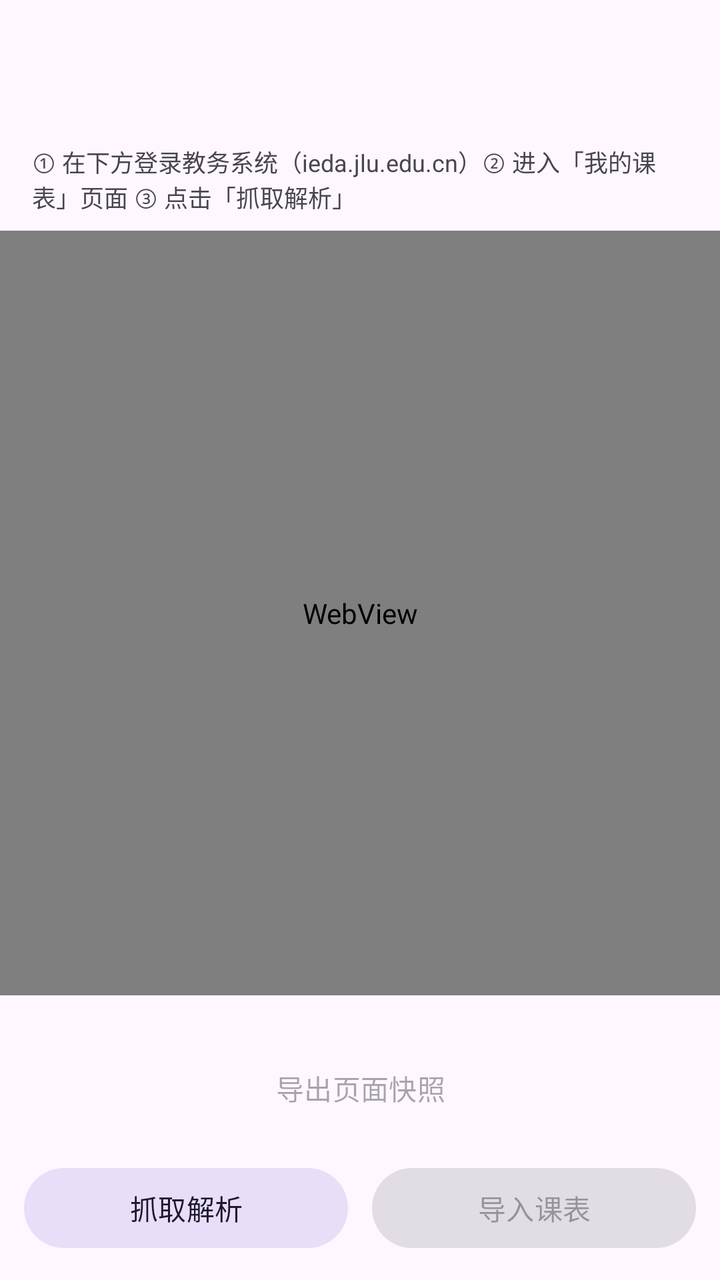
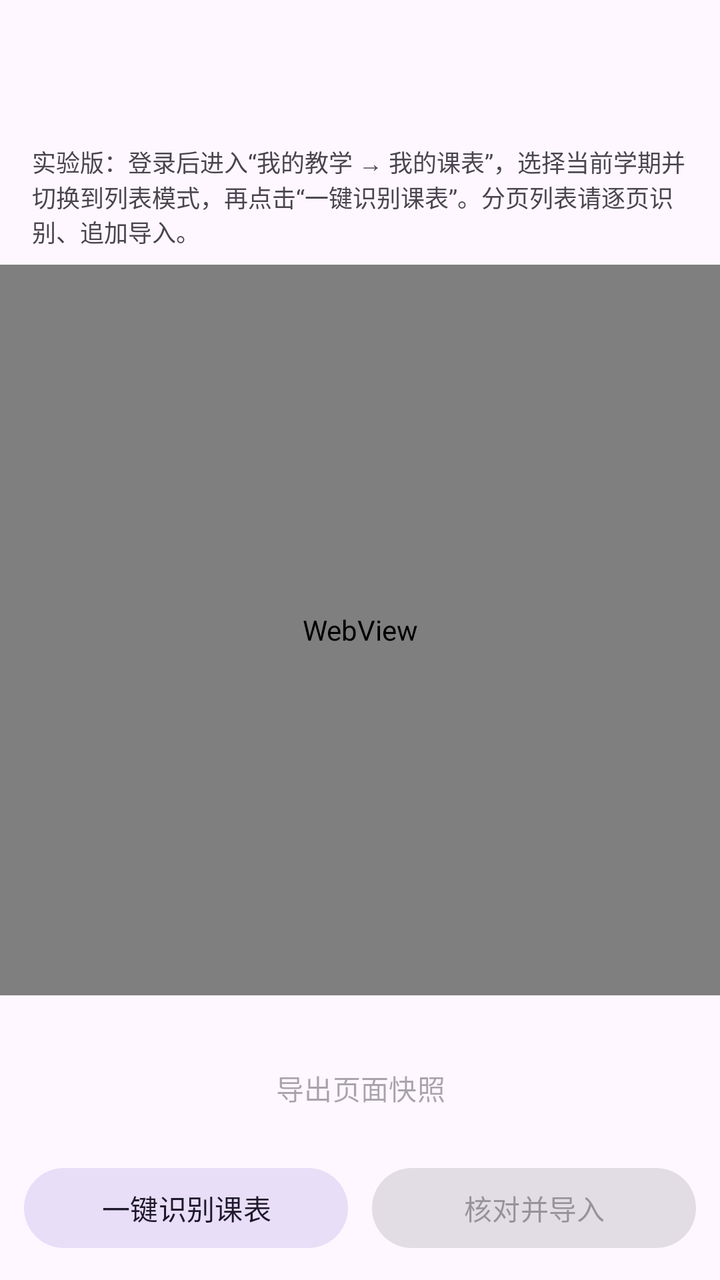

Two renders of the same Android screen: before a commit and after it. Below are the layout's source before the change and the commit's diff.
<!-- AndroidManifest.xml: application theme Theme.ClassSchedule -->
<!-- res/layout/activity_import.xml -->
<?xml version="1.0" encoding="utf-8"?>
<LinearLayout xmlns:android="http://schemas.android.com/apk/res/android"
    xmlns:app="http://schemas.android.com/apk/res-auto"
    android:layout_width="match_parent"
    android:layout_height="match_parent"
    android:orientation="vertical">

    <com.google.android.material.appbar.AppBarLayout
        android:layout_width="match_parent"
        android:layout_height="wrap_content"
        android:fitsSystemWindows="true">

        <com.google.android.material.appbar.MaterialToolbar
            android:id="@+id/import_toolbar"
            android:layout_width="match_parent"
            android:layout_height="?attr/actionBarSize"
            android:navigationIcon="?attr/homeAsUpIndicator"
            android:title="@string/import_title" />
    </com.google.android.material.appbar.AppBarLayout>

    <TextView
        android:layout_width="match_parent"
        android:layout_height="wrap_content"
        android:paddingStart="16dp"
        android:paddingEnd="16dp"
        android:paddingTop="8dp"
        android:paddingBottom="8dp"
        android:text="@string/import_hint"
        android:textColor="?attr/colorOnSurfaceVariant"
        android:textSize="12sp" />

    <WebView
        android:id="@+id/import_webview"
        android:layout_width="match_parent"
        android:layout_height="0dp"
        android:layout_weight="1" />

    <TextView
        android:id="@+id/import_status"
        android:layout_width="match_parent"
        android:layout_height="wrap_content"
        android:paddingStart="16dp"
        android:paddingEnd="16dp"
        android:paddingTop="6dp"
        android:textColor="?attr/colorOnSurfaceVariant"
        android:textSize="12sp" />

    <com.google.android.material.button.MaterialButton
        android:id="@+id/btn_import_snapshot"
        style="@style/Widget.Material3.Button.TextButton"
        android:layout_width="match_parent"
        android:layout_height="wrap_content"
        android:layout_marginStart="12dp"
        android:layout_marginEnd="12dp"
        android:enabled="false"
        android:text="@string/import_export_snapshot" />

    <LinearLayout
        android:layout_width="match_parent"
        android:layout_height="wrap_content"
        android:orientation="horizontal"
        android:padding="12dp">

        <com.google.android.material.button.MaterialButton
            android:id="@+id/btn_import_parse"
            style="@style/Widget.Material3.Button.TonalButton"
            android:layout_width="0dp"
            android:layout_height="wrap_content"
            android:layout_weight="1"
            android:text="@string/import_action_parse" />

        <com.google.android.material.button.MaterialButton
            android:id="@+id/btn_import_apply"
            android:layout_width="0dp"
            android:layout_height="wrap_content"
            android:layout_marginStart="12dp"
            android:layout_weight="1"
            android:enabled="false"
            android:text="@string/import_action_apply" />
    </LinearLayout>
</LinearLayout>
<!-- resources referenced by this layout -->
<resources>
  <string name="import_action_apply">导入课表</string>
  <string name="import_action_parse">抓取解析</string>
  <string name="import_export_snapshot">导出页面快照</string>
  <string name="import_hint">① 在下方登录教务系统（ieda.jlu.edu.cn）② 进入「我的课表」页面 ③ 点击「抓取解析」</string>
  <string name="import_title">从教务导入</string>
  <style name="Theme.ClassSchedule" parent="Theme.Material3.DayNight.NoActionBar" />
</resources>

<!-- the commit's change to res/layout/activity_import.xml (unified diff, before → after) -->
@@ -25,7 +25,7 @@
         android:paddingEnd="16dp"
         android:paddingTop="8dp"
         android:paddingBottom="8dp"
-        android:text="@string/import_hint"
+        android:text="@string/import_instructions"
         android:textColor="?attr/colorOnSurfaceVariant"
         android:textSize="12sp" />
 
@@ -42,6 +42,8 @@
         android:paddingStart="16dp"
         android:paddingEnd="16dp"
         android:paddingTop="6dp"
+        android:maxLines="5"
+        android:ellipsize="end"
         android:textColor="?attr/colorOnSurfaceVariant"
         android:textSize="12sp" />
 
@@ -67,7 +69,7 @@
             android:layout_width="0dp"
             android:layout_height="wrap_content"
             android:layout_weight="1"
-            android:text="@string/import_action_parse" />
+            android:text="@string/import_recognize" />
 
         <com.google.android.material.button.MaterialButton
             android:id="@+id/btn_import_apply"
@@ -76,6 +78,6 @@
             android:layout_marginStart="12dp"
             android:layout_weight="1"
             android:enabled="false"
-            android:text="@string/import_action_apply" />
+            android:text="@string/import_review" />
     </LinearLayout>
 </LinearLayout>
<!-- resource entries referenced after the edit -->
@@ -1,9 +1,9 @@
 <!-- resources referenced by this layout -->
 <resources>
-  <string name="import_action_apply">导入课表</string>
-  <string name="import_action_parse">抓取解析</string>
   <string name="import_export_snapshot">导出页面快照</string>
-  <string name="import_hint">① 在下方登录教务系统（ieda.jlu.edu.cn）② 进入「我的课表」页面 ③ 点击「抓取解析」</string>
+  <string name="import_instructions">实验版：登录后进入“我的教学 → 我的课表”，选择当前学期并切换到列表模式，再点击“一键识别课表”。分页列表请逐页识别、追加导入。</string>
+  <string name="import_recognize">一键识别课表</string>
+  <string name="import_review">核对并导入</string>
   <string name="import_title">从教务导入</string>
   <style name="Theme.ClassSchedule" parent="Theme.Material3.DayNight.NoActionBar" />
 </resources>
